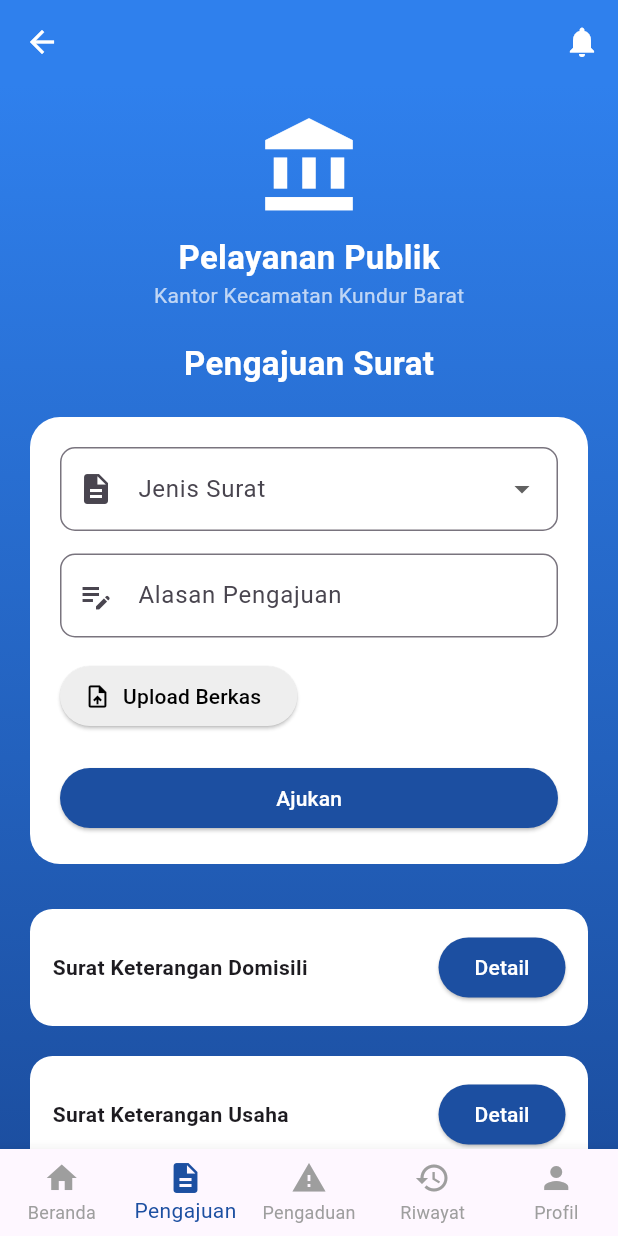
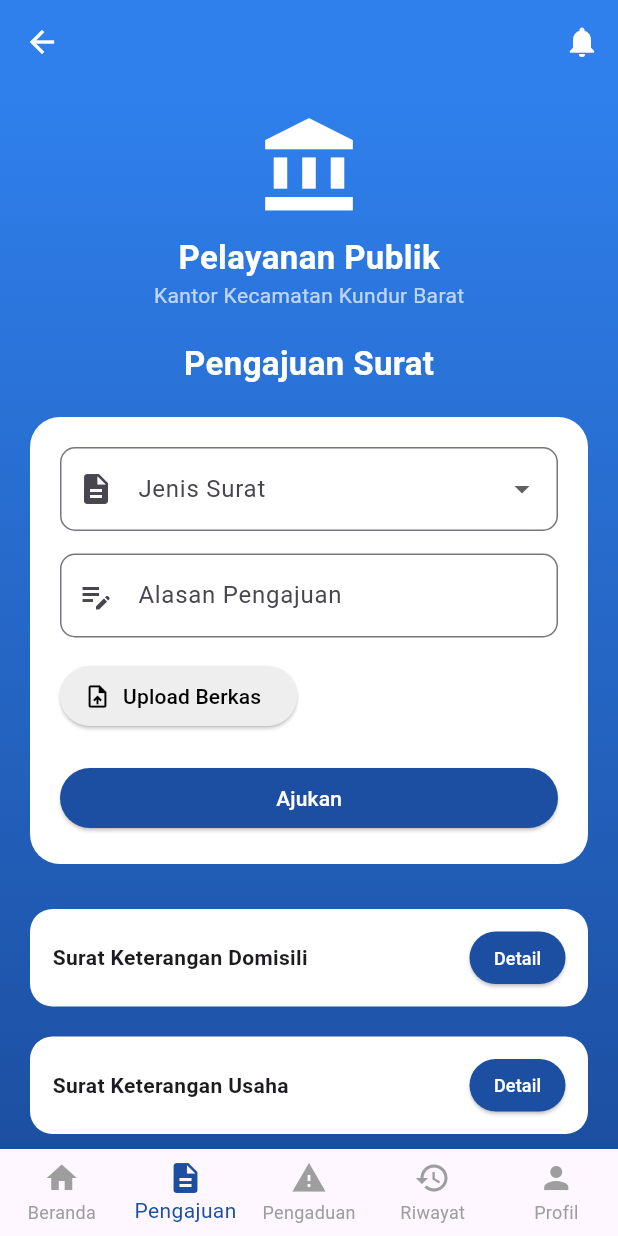
Before and after one commit to sfazzahra/sikubar, a Flutter app: the PengajuanPage screen opened by its route, on a phone screen of 412 x 824 dp. Run offline on Flutter 3.47's test engine with Material 3 defaults, Android fonts, the phone set to English and light mode, and no system bars.

Commit message:
update tampilan pengajuan dan profile warga

```diff
--- a/frontend_sikubar/lib/pages/pengajuan.dart
+++ b/frontend_sikubar/lib/pages/pengajuan.dart
@@ -9,29 +9,24 @@ class PengajuanPage extends StatefulWidget {
 }
 
 class _PengajuanPageState extends State<PengajuanPage> {
-
   String? jenisSurat;
   String namaFile = "Upload Berkas";
 
   final TextEditingController alasanController = TextEditingController();
 
-  /// DATA DUMMY
   List<Map<String, String>> pengajuanList = [
-
     {
       "jenis": "Surat Keterangan Domisili",
       "alasan": "Untuk keperluan pendaftaran sekolah",
       "file": "berkas_domisili.pdf",
       "status": "Menunggu Verifikasi",
     },
-
     {
       "jenis": "Surat Keterangan Usaha",
       "alasan": "Pengajuan bantuan UMKM",
       "file": "berkas_usaha.pdf",
       "status": "Diproses",
     },
-
     {
       "jenis": "Surat Keterangan Tidak Mampu",
       "alasan": "Persyaratan beasiswa",
@@ -43,12 +38,12 @@ class _PengajuanPageState extends State<PengajuanPage> {
   @override
   Widget build(BuildContext context) {
     return Scaffold(
-
       appBar: const AppBarSiKubar(
         title: "",
       ),
 
-      body: Container(
+      body: SafeArea(
+        child: Container(
           width: double.infinity,
           decoration: const BoxDecoration(
             gradient: LinearGradient(
@@ -64,10 +59,8 @@ class _PengajuanPageState extends State<PengajuanPage> {
           child: SingleChildScrollView(
             child: Column(
               children: [
-
                 const SizedBox(height: 20),
 
-              /// ICON GEDUNG
                 const Icon(
                   Icons.account_balance,
                   size: 70,
@@ -92,7 +85,6 @@ class _PengajuanPageState extends State<PengajuanPage> {
 
                 const SizedBox(height: 20),
 
-              /// JUDUL HALAMAN
                 const Text(
                   "Pengajuan Surat",
                   style: TextStyle(
@@ -104,7 +96,7 @@ class _PengajuanPageState extends State<PengajuanPage> {
 
                 const SizedBox(height: 20),
 
-              /// CARD FORM PENGAJUAN
+                /// CARD FORM
                 Container(
                   margin: const EdgeInsets.symmetric(horizontal: 20),
                   padding: const EdgeInsets.all(20),
@@ -121,6 +113,7 @@ class _PengajuanPageState extends State<PengajuanPage> {
                       /// JENIS SURAT
                       DropdownButtonFormField<String>(
                         value: jenisSurat,
+                        isExpanded: true,
                         decoration: InputDecoration(
                           labelText: "Jenis Surat",
                           prefixIcon: const Icon(Icons.description),
@@ -133,17 +126,29 @@ class _PengajuanPageState extends State<PengajuanPage> {
 
                           DropdownMenuItem(
                             value: "Surat Keterangan Domisili",
-                          child: Text("Surat Keterangan Domisili"),
+                            child: Text(
+                              "Surat Keterangan Domisili",
+                              maxLines: 1,
+                              overflow: TextOverflow.ellipsis,
+                            ),
                           ),
 
                           DropdownMenuItem(
                             value: "Surat Keterangan Usaha",
-                          child: Text("Surat Keterangan Usaha"),
+                            child: Text(
+                              "Surat Keterangan Usaha",
+                              maxLines: 1,
+                              overflow: TextOverflow.ellipsis,
+                            ),
                           ),
 
                           DropdownMenuItem(
                             value: "Surat Keterangan Tidak Mampu",
-                          child: Text("Surat Keterangan Tidak Mampu"),
+                            child: Text(
+                              "Surat Keterangan Tidak Mampu",
+                              maxLines: 1,
+                              overflow: TextOverflow.ellipsis,
+                            ),
                           ),
                         ],
 
@@ -156,7 +161,7 @@ class _PengajuanPageState extends State<PengajuanPage> {
 
                       const SizedBox(height: 15),
 
-                    /// ALASAN (diperkecil seperti dropdown)
+                      /// ALASAN
                       TextField(
                         controller: alasanController,
                         maxLines: 1,
@@ -171,17 +176,15 @@ class _PengajuanPageState extends State<PengajuanPage> {
 
                       const SizedBox(height: 15),
 
-                    /// UPLOAD FILE
+                      /// UPLOAD
                       ElevatedButton.icon(
                         style: ElevatedButton.styleFrom(
                           backgroundColor: Colors.grey[200],
                         ),
                         onPressed: () {
-
                           setState(() {
                             namaFile = "berkas_pengajuan.pdf";
                           });
-
                         },
                         icon: const Icon(Icons.upload_file, color: Colors.black),
                         label: Text(
@@ -201,7 +204,6 @@ class _PengajuanPageState extends State<PengajuanPage> {
                           ),
 
                           onPressed: () {
-
                             if (jenisSurat != null &&
                                 alasanController.text.isNotEmpty) {
 
@@ -219,9 +221,7 @@ class _PengajuanPageState extends State<PengajuanPage> {
                                 jenisSurat = null;
 
                               });
-
                             }
-
                           },
 
                           child: const Text(
@@ -236,7 +236,7 @@ class _PengajuanPageState extends State<PengajuanPage> {
 
                 const SizedBox(height: 20),
 
-              /// LIST CARD PENGAJUAN
+                /// LIST PENGAJUAN
                 ListView.builder(
                   shrinkWrap: true,
                   physics: const NeverScrollableScrollPhysics(),
@@ -258,28 +258,38 @@ class _PengajuanPageState extends State<PengajuanPage> {
                       ),
 
                       child: Row(
-                      mainAxisAlignment: MainAxisAlignment.spaceBetween,
                         children: [
 
                           Expanded(
                             child: Text(
                               jenis,
+                              maxLines: 2,
+                              overflow: TextOverflow.ellipsis,
                               style: const TextStyle(
                                 fontWeight: FontWeight.bold,
                               ),
                             ),
                           ),
 
-                        ElevatedButton(
+                          const SizedBox(width: 8),
+
+                          SizedBox(
+                            height: 35,
+                            child: ElevatedButton(
                               style: ElevatedButton.styleFrom(
                                 backgroundColor: const Color(0xFF1C4FA1),
+                                padding: const EdgeInsets.symmetric(horizontal: 12),
                               ),
                               onPressed: () {
                                 _showDetail(context, data);
                               },
                               child: const Text(
                                 "Detail",
-                            style: TextStyle(color: Colors.white),
+                                style: TextStyle(
+                                  fontSize: 12,
+                                  color: Colors.white,
+                                ),
+                              ),
                             ),
                           ),
                         ],
@@ -288,8 +298,9 @@ class _PengajuanPageState extends State<PengajuanPage> {
                   },
                 ),
 
-              const SizedBox(height: 30),
+                const SizedBox(height: 100),
               ],
+            ),
           ),
         ),
       ),
@@ -300,29 +311,21 @@ class _PengajuanPageState extends State<PengajuanPage> {
     );
   }
 
-  /// WARNA STATUS
   Color getStatusColor(String status) {
-
     switch (status) {
-
       case "Menunggu Verifikasi":
         return Colors.orange;
-
       case "Diproses":
         return Colors.blue;
-
       case "Disetujui":
         return Colors.green;
-
       case "Ditolak":
         return Colors.red;
-
       default:
         return Colors.grey;
     }
   }
 
-  /// DETAIL DIALOG
   void _showDetail(BuildContext context, Map<String, String> data) {
 
     String status = data["status"] ?? "-";
@@ -330,7 +333,6 @@ class _PengajuanPageState extends State<PengajuanPage> {
 
     showDialog(
       context: context,
-
       builder: (context) {
 
         return AlertDialog(
@@ -347,15 +349,12 @@ class _PengajuanPageState extends State<PengajuanPage> {
             children: [
 
               Text("Jenis Surat : ${data["jenis"] ?? "-"}"),
-
               const SizedBox(height: 10),
 
               Text("Alasan : ${data["alasan"] ?? "-"}"),
-
               const SizedBox(height: 10),
 
               Text("File Berkas : ${data["file"] ?? "-"}"),
-
               const SizedBox(height: 15),
 
               Row(
--- a/frontend_sikubar/lib/pages/profilewarga.dart
+++ b/frontend_sikubar/lib/pages/profilewarga.dart
@@ -7,12 +7,6 @@ class ProfilePage extends StatelessWidget {
   @override
   Widget build(BuildContext context) {
     return Scaffold(
-
-      /// APPBAR
-      appBar: AppBar(
-        backgroundColor: const Color(0xFF2F80ED),
-        elevation: 0,
-      ),
 
       /// BODY
       body: Container(
```
Lines whose indentation alone changed are shown as unchanged.
